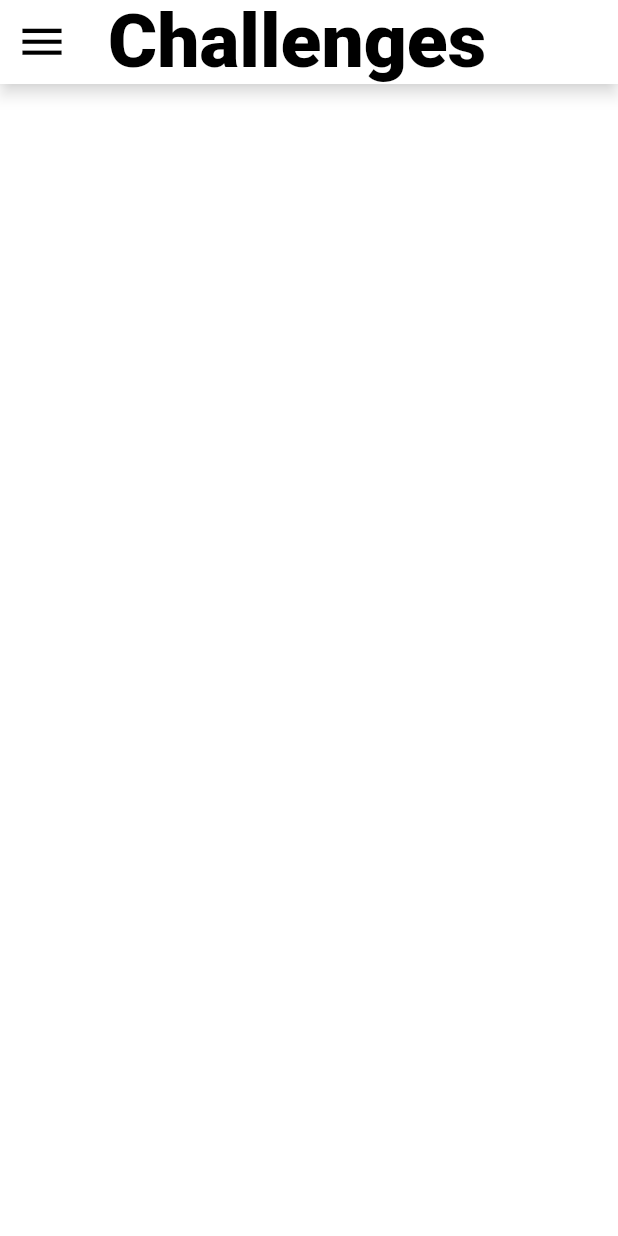
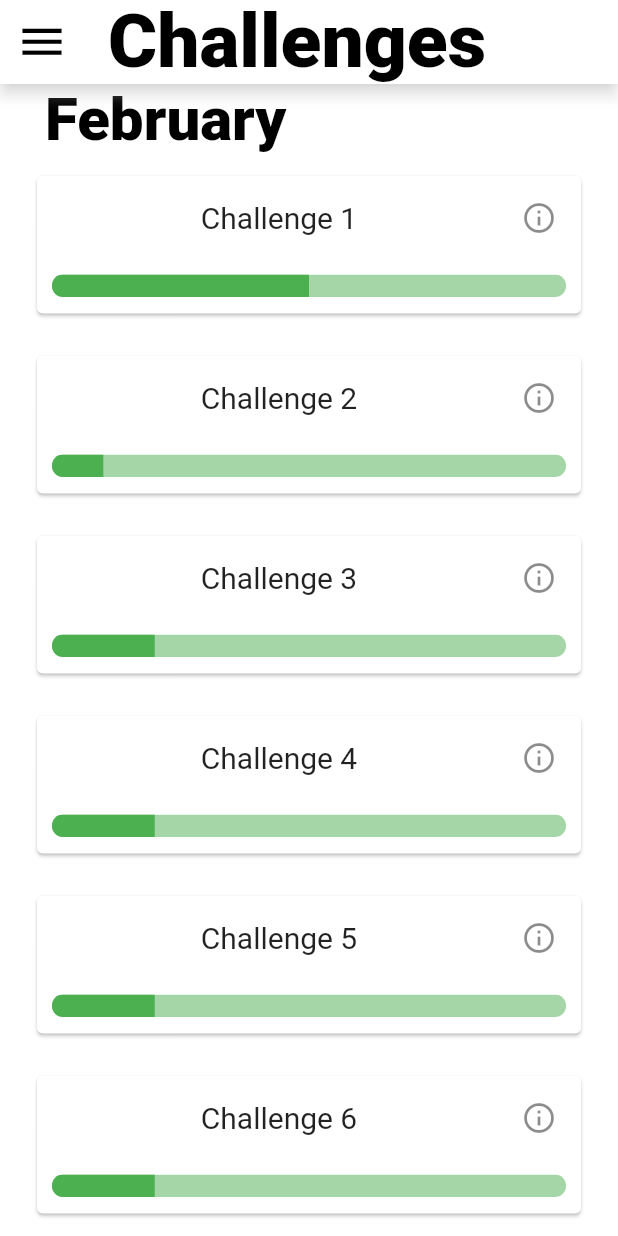
Before and after one commit to franciscoguedes/IST-CCU, a Flutter app: the MonthlyChallenges screen opened directly, on a phone screen of 412 x 824 dp. Run offline on Flutter 3.47's test engine with Material 2 defaults, Android fonts, the phone set to English and light mode, and no system bars; our stand-ins replace fl_chart, from_css_color, google_fonts, material_design_icons_flutter; missing offline and left inert: dart:html.

Commit message:
Monthly Challenge page and Challenge card widget

```diff
--- a/lib/components/sidebar.dart
+++ b/lib/components/sidebar.dart
@@ -9,7 +9,7 @@ enum pages {none, homepage, profile, challenges, recycle, settings, logout}
 class Sidebar extends StatelessWidget{
   pages currentlySelected = pages.none;
   Color _selectedTileColor = Colors.black12;
-  Color _selectedPageColor = Colors.deepPurple;
+  Color _selectedPageColor = Colors.green;
   Sidebar({Key? key, required this.currentlySelected}) : super(key: key);
 
 
--- a/lib/main.dart
+++ b/lib/main.dart
@@ -1,3 +1,4 @@
+import 'package:bins/screens/challenges/monthly/monthlyChallenges.dart';
 import 'package:bins/screens/loginScreen/loginScreen.dart';
 
 import 'package:flutter/material.dart';
--- /dev/null
+++ b/lib/screens/challenges/components/ChallengeItem.dart
@@ -0,0 +1,42 @@
+import 'package:flutter/material.dart';
+
+class ChallengeItem extends StatelessWidget {
+  String heading = "";
+  double progress = 0;   // this value is a value between 0 and 1
+  String reward = "";
+  ChallengeItem({Key? key, required this.heading, required this.progress, required this.reward}) : super(key: key);
+
+  @override
+  Widget build(BuildContext context) {
+    Size size = MediaQuery.of(context).size;
+    return Center(
+      child: SizedBox(
+        height: 100,
+        width: size.width * 0.9,
+        child: Card(
+          child: InkWell(
+            splashColor: Colors.green.withAlpha(90),
+            onTap: () {
+              debugPrint(this.heading);
+            },
+            child: Column(children: <Widget>[
+              ListTile(
+                title: Center(child: Text(this.heading, style: TextStyle(fontSize: 20),)),
+                trailing: Icon(Icons.info_outline, size: 24),
+              ),
+              Container(
+                margin: const EdgeInsets.all(10),
+                height: 15,   // height da linha de progress
+                child: ClipRRect(
+                  borderRadius: BorderRadius.all(Radius.circular(10)),
+                  child: LinearProgressIndicator(value: this.progress),
+                ),
+              ),
+              ],
+            ),
+          ),
+        ),
+      ),
+    );
+  }
+}
--- a/lib/screens/challenges/monthly/components/body.dart
+++ b/lib/screens/challenges/monthly/components/body.dart
@@ -1,29 +1,43 @@
 
-import 'package:bins/components/sidebar.dart';
+import 'package:bins/screens/challenges/components/ChallengeItem.dart';
 import 'package:flutter/material.dart';
 import 'package:google_fonts/google_fonts.dart';
 
 class Body extends StatelessWidget {
+  final List<ChallengeItem> items = [ChallengeItem(heading:"Challenge 1", progress:0.5, reward: "10€"),
+                    ChallengeItem(heading:"Challenge 2", progress: 0.1, reward: "0.10€",),
+                    ChallengeItem(heading:"Challenge 3", progress: 0.2, reward: "0.10€",),
+                    ChallengeItem(heading:"Challenge 4", progress: 0.2, reward: "0.10€",),
+                    ChallengeItem(heading:"Challenge 5", progress: 0.2, reward: "0.10€",),
+                    ChallengeItem(heading:"Challenge 6", progress: 0.2, reward: "0.10€",),
+                    ChallengeItem(heading:"Challenge 7", progress: 0.2, reward: "0.10€",),
+                    ChallengeItem(heading:"Challenge 8", progress: 0.2, reward: "0.10€",),
+                    ChallengeItem(heading:"Challenge 9", progress: 0.2, reward: "0.10€",)];
+
+  Body({Key? key}) : super(key: key);
 
   @override
   Widget build(BuildContext context) {
-      return Scaffold(
-        appBar: AppBar(
-          // Here we take the value from the MyHomePage object that was created by
-          // the App.build method, and use it to set our appbar title.
-          title: Text(
-              "Challenges",
-              style: GoogleFonts.roboto(
-                fontSize: 50,
+
+
+    return ListView.builder(itemCount: items.length, itemBuilder: (BuildContext context, int index){
+      if (index == 0) {
+        // return the header
+        return Padding(
+          padding: const EdgeInsets.symmetric(horizontal: 30),
+          child: Text("February", style: GoogleFonts.roboto(
+                fontSize: 40,
                 fontWeight: FontWeight.w900,
                 color: Colors.black
               )),
-          backgroundColor: Colors.white,
-          shadowColor: Colors.white,
-          iconTheme: const IconThemeData(color:Colors.black, size: 35),
-
-        ),
-        drawer: Sidebar(currentlySelected: pages.challenges,),
-      );
+        );
+      }
+      index -= 1;
+      return Padding(
+          padding: const EdgeInsets.all(10.0),
+          child: items[index],
+          );
+      },
+    );
   }
 }
--- a/lib/screens/challenges/monthly/monthlyChallenges.dart
+++ b/lib/screens/challenges/monthly/monthlyChallenges.dart
@@ -1,12 +1,33 @@
 import 'dart:html';
 
+import 'package:bins/components/sidebar.dart';
 import 'package:flutter/material.dart';
 import 'package:bins/screens/challenges/monthly/components/body.dart';
+import 'package:google_fonts/google_fonts.dart';
 
 
 class MonthlyChallenges extends StatelessWidget {
+
   @override
   Widget build(BuildContext context) {
-    return Scaffold(body: Body(),);
+    return Scaffold(
+      appBar: AppBar(
+        // Here we take the value from the MyHomePage object that was created by
+        // the App.build method, and use it to set our appbar title.
+        title: Text(
+            "Challenges",
+            style: GoogleFonts.roboto(
+              fontSize: 50,
+              fontWeight: FontWeight.w900,
+              color: Colors.black
+            )),
+        backgroundColor: Colors.white,
+        shadowColor: Colors.white,
+        iconTheme: const IconThemeData(color:Colors.black, size: 35),
+
+      ),
+      body: Body(),
+      drawer: Sidebar(currentlySelected: pages.challenges)
+      );
   }
 }
--- a/lib/screens/homepage/components/QuoteItem.dart
+++ b/lib/screens/homepage/components/QuoteItem.dart
@@ -15,7 +15,7 @@ class QuoteItem implements HomePageItem {
     return Container(
       width: size.width,
       margin: EdgeInsets.symmetric(vertical: 5),
-      child:Column(
+      child: Column(
         children: [
           Row(
             children:[
@@ -37,7 +37,7 @@ class QuoteItem implements HomePageItem {
              Container(
                  width: size.width * 0.9 ,
                  margin: EdgeInsets.symmetric(vertical: 20),
-                 child:DecoratedBox(
+                 child: DecoratedBox(
                     decoration:BoxDecoration(color:backgroundColor, borderRadius:BorderRadius.circular(10)),
                     child:Container(
                       margin:EdgeInsets.symmetric(vertical: 15),
```
